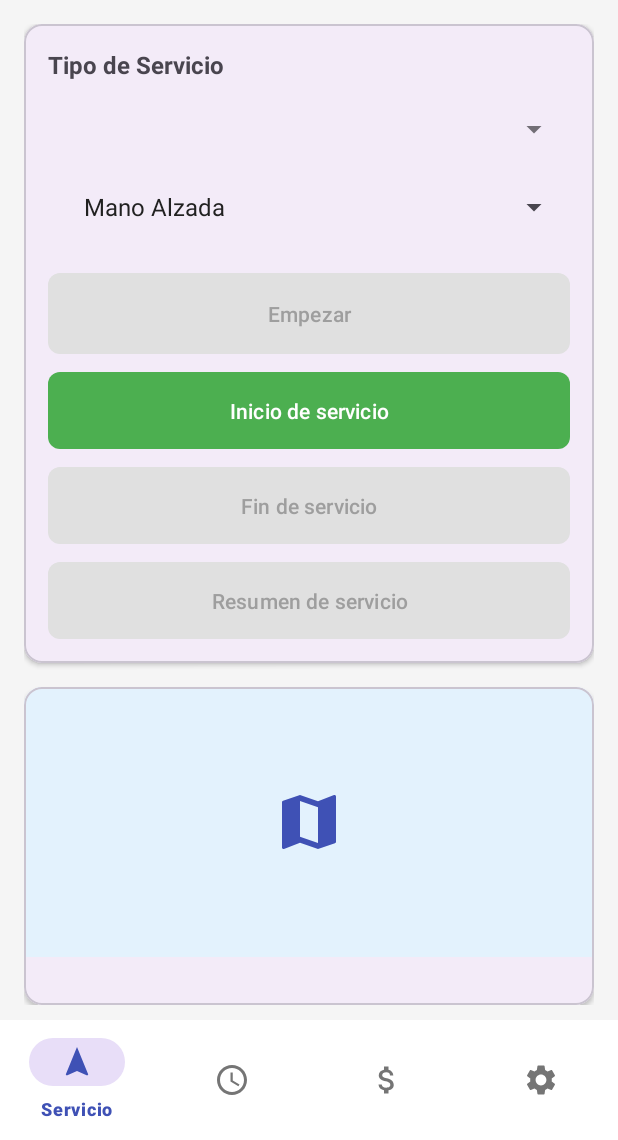
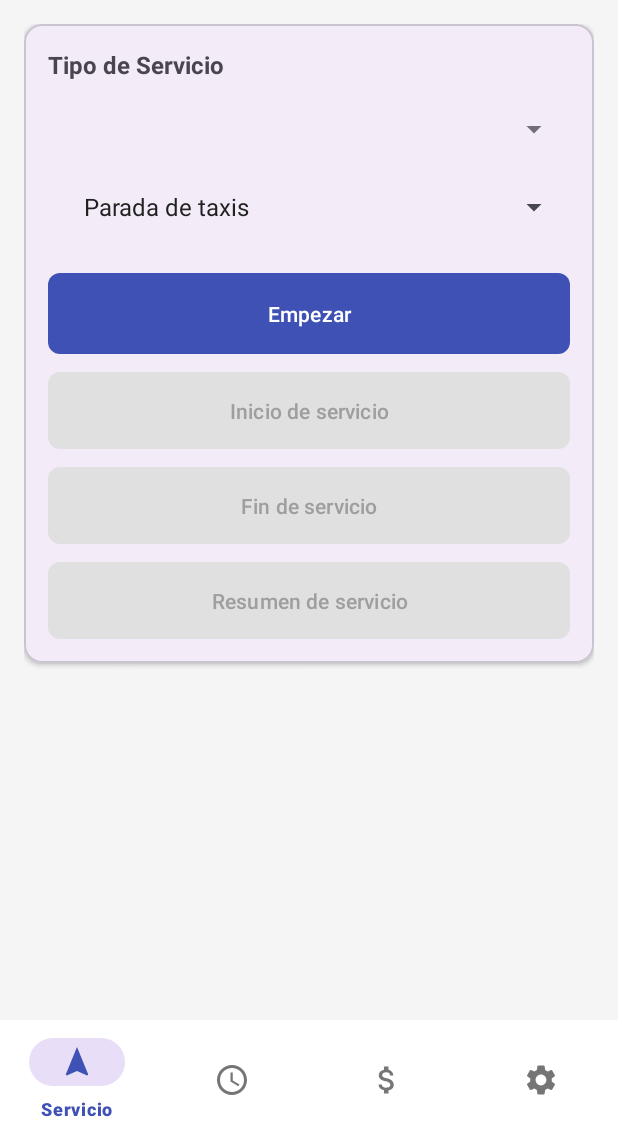
Before and after one commit to raulo74/supertaxinuevo, an Android app: the screen it shows after launch (MainActivity), on a phone screen of 412 x 824 dp, the part 96-1236 px from its top. Run offline under Robolectric (Android 15) with nearby library versions, the phone set to English and light mode, and no system bars; our stand-ins replace Room's generated code.

Commit message:
supertaxi 0.3.4 -Al presionar Y volver a la pantalla de inicio para realizar el servicio sin siguiente las opciones de el Spiner tipo de servicio quedan bloqueadas se configura por defecto

```diff
--- a/app/src/main/java/com/rueda/supertaxi/view/MainActivity.kt
+++ b/app/src/main/java/com/rueda/supertaxi/view/MainActivity.kt
@@ -139,6 +139,9 @@ class MainActivity : AppCompatActivity() {
             setupObservers()
             setupListeners()
 
+            // Establecer "Parada de taxis" como predeterminado al iniciar la app
+            viewModel.setTipoServicio("Parada de taxis")
+
             LocalBroadcastManager.getInstance(this).registerReceiver(
                 locationReceiver,
                 IntentFilter("LOCATION_UPDATE")
@@ -235,6 +238,16 @@ class MainActivity : AppCompatActivity() {
 
             tipoServicioAdapter.clear()
             tipoServicioAdapter.addAll(tiposServicioList)
+
+            // Si no hay selección actual o es la primera vez, seleccionar "Parada de taxis"
+            if (binding.spinnerTipoServicio.selectedItemPosition < 0 ||
+                viewModel.tipoServicio.value.isNullOrEmpty()) {
+                val indexParadaTaxis = tiposServicioList.indexOf("Parada de taxis")
+                if (indexParadaTaxis >= 0) {
+                    binding.spinnerTipoServicio.setSelection(indexParadaTaxis)
+                    viewModel.setTipoServicio("Parada de taxis")
+                }
+            }
         }
 
         // Observar estados de los botones con estilo mejorado
@@ -484,11 +497,23 @@ class MainActivity : AppCompatActivity() {
         binding.editComision.error = null
         binding.spinnerTipoPago.setSelection(0)
 
+        // Establecer "Parada de taxis" en el spinner
+        val adapter = binding.spinnerTipoServicio.adapter
+        if (adapter != null) {
+            for (i in 0 until adapter.count) {
+                if (adapter.getItem(i).toString() == "Parada de taxis") {
+                    binding.spinnerTipoServicio.setSelection(i)
+                    break
+                }
+            }
+        }
+
         // Ocultar paneles que deberían estar ocultos al inicio
         binding.cardMapaPreview.isVisible = false
         binding.layoutDatosPago.isVisible = false
         binding.panelRutaCliente.isVisible = false
         binding.panelRutaServicio.isVisible = false
+        binding.separadorRutas.isVisible = false
 
         // Resetear textos informativos
         binding.tvDistanciaHastaCliente.text = "0.0 km"
@@ -497,7 +522,7 @@ class MainActivity : AppCompatActivity() {
         binding.tvTiempoServicio.text = "0 min"
         binding.routeStatusText.text = ""
 
-        Log.d("MainActivity", "UI reiniciada")
+        Log.d("MainActivity", "UI reiniciada con Parada de taxis como predeterminado")
     }
 
     override fun onDestroy() {
--- a/app/src/main/java/com/rueda/supertaxi/viewmodel/MainViewModel.kt
+++ b/app/src/main/java/com/rueda/supertaxi/viewmodel/MainViewModel.kt
@@ -351,8 +351,8 @@ class MainViewModel(application: Application) : AndroidViewModel(application) {
 
         // Reiniciar variables del servicio
         _tipoServicio.value = ""
-        _dia.value = LocalDate.now()  // Usar fecha actual como valor predeterminado
-        _hora1.value = LocalTime.now()  // Usar hora actual como valor predeterminado
+        _dia.value = LocalDate.now()
+        _hora1.value = LocalTime.now()
         _hora2.value = LocalTime.now()
         _hora3.value = LocalTime.now()
         _importe.value = 0.0
@@ -371,7 +371,7 @@ class MainViewModel(application: Application) : AndroidViewModel(application) {
         _kmTotales.value = 0.0
         _precioKm.value = 0.0
 
-        // Reiniciar estados de botones - asegurarnos que todos están deshabilitados al iniciar
+        // Reiniciar estados de botones
         _empezarEnabled.value = false
         _inicioServicioEnabled.value = false
         _finServicioEnabled.value = false
@@ -381,7 +381,11 @@ class MainViewModel(application: Application) : AndroidViewModel(application) {
         _currentServicioId.value = 0
         servicioActual = null
 
-        Log.d("MainViewModel", "resetVariables() completado")
+        // Establecer "Parada de taxis" como tipo de servicio predeterminado
+        _tipoServicio.value = "Parada de taxis"
+        setTipoServicio("Parada de taxis")
+
+        Log.d("MainViewModel", "resetVariables() completado - Tipo servicio: Parada de taxis")
     }
 
     fun getServicioActual(): Servicio? {
```
